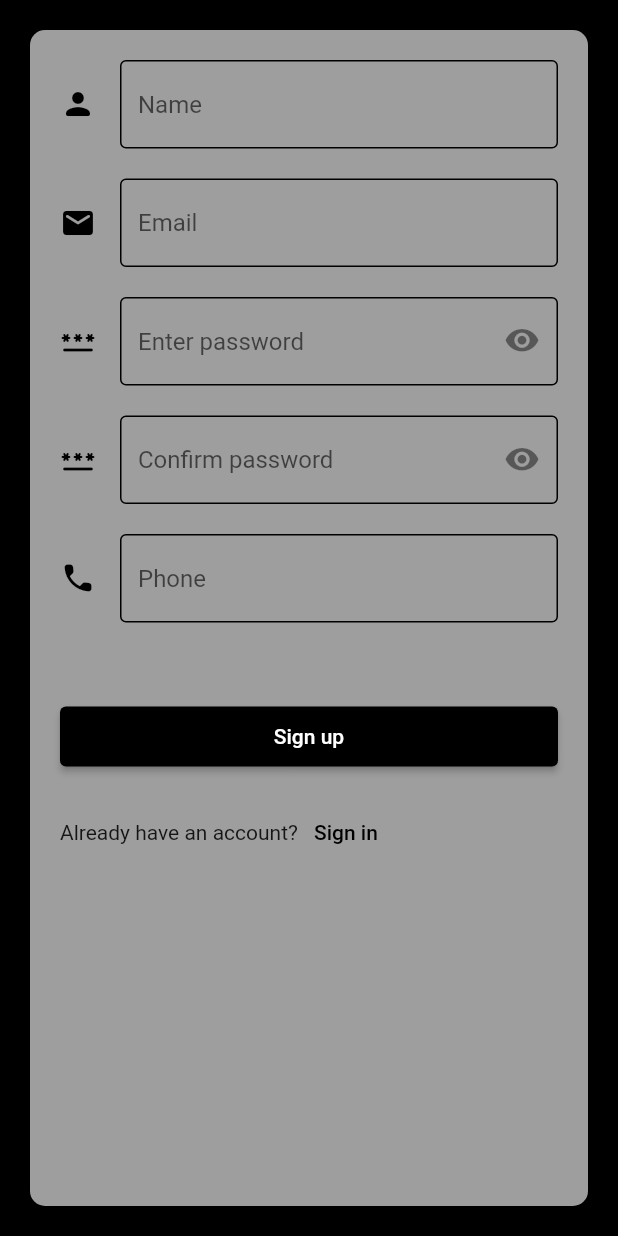
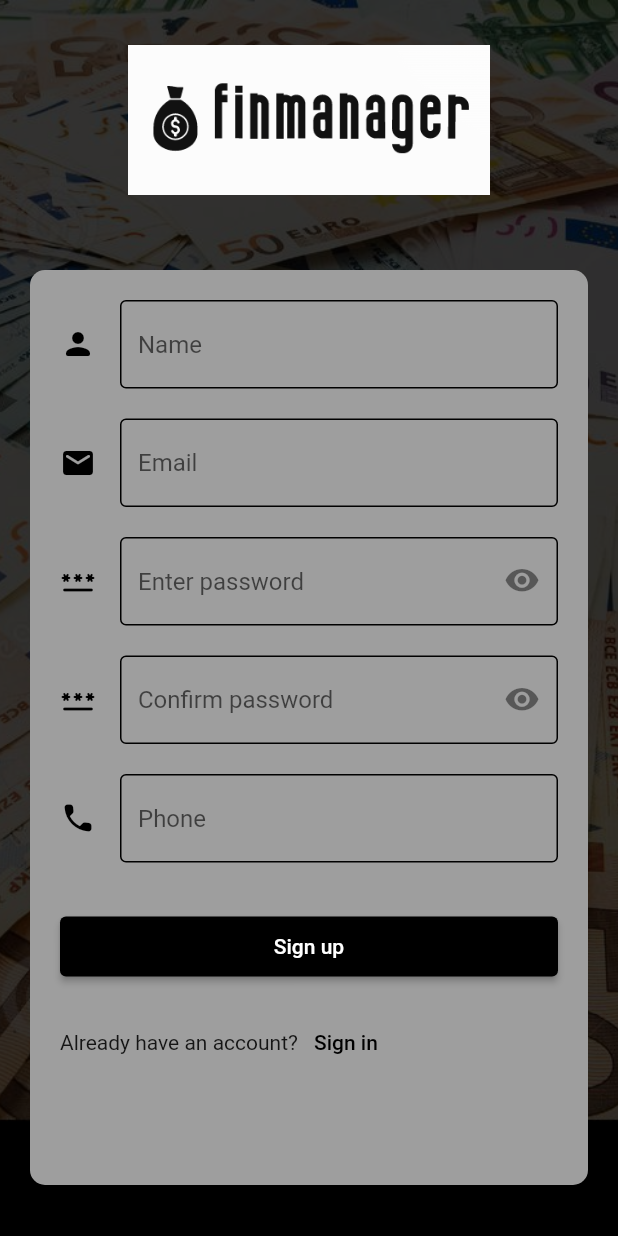
Before and after one commit to Dynu123/WebDevelopmentCA1, a Flutter app: the screen it shows after launch, after a tap on "Login", after a tap on "Sign up", on a phone screen of 412 x 824 dp. Run offline on Flutter 3.47's test engine with Material 2 defaults, Android fonts, the phone set to English and light mode, and no system bars; our stand-ins replace dio; missing offline and left inert: dart:html; accounts and stored records are empty; network calls fail.

Commit message:
added logo

```diff
--- a/lib/ApiCalls/routes.dart
+++ b/lib/ApiCalls/routes.dart
@@ -1,6 +1,6 @@
 class Routes {
-  String baseUrl =
-      "https://finmanager-api-backend-flask.herokuapp.com"; //"http://makeup-api-backend-flask.herokuapp.com";
+  String baseUrl = "http://127.0.0.1:5000";
+      //"https://finmanager-api-backend-flask.herokuapp.com";
 
   String login = "/login";
   String signup = "/signup";
--- a/lib/Screens/screen_add_transaction.dart
+++ b/lib/Screens/screen_add_transaction.dart
@@ -305,7 +305,13 @@ class _ScreenAddTransactionState extends State<ScreenAddTransaction> {
 
   Future<void> updateTransaction(TransactionModel transaction) async {
     TransactionController transController = TransactionController();
+    setState(() {
+      isLoading = !isLoading;
+    });
     var response = await transController.updateTransaction(transaction);
+    setState(() {
+      isLoading = !isLoading;
+    });
     var tranResp = json.decode(response!.body);
 
     if (response.statusCode == 200) {
--- a/lib/Screens/screen_list_expense.dart
+++ b/lib/Screens/screen_list_expense.dart
@@ -61,7 +61,13 @@ class _ScreenListExpenseState extends State<ScreenListExpense> {
                 child: Row(
                   mainAxisAlignment: MainAxisAlignment.spaceBetween,
                   children: [
+                    Row(
+                      children: [
+                    const Image(image: AssetImage('assets/images/logo.jpeg'), height: 100, width: 100,),
+                    const SizedBox(width: 30,),
                     Text("Welcome, ${LoginUserDB.instance.userModel?.name}!"),
+                    ],),
+
                     Row(
                       children: [
                         TextButton(
--- a/lib/Screens/screen_login.dart
+++ b/lib/Screens/screen_login.dart
@@ -29,8 +29,21 @@ class _ScreenLoginState extends State<ScreenLogin> {
     return Scaffold(
         key: _scaffoldKey,
         backgroundColor: Colors.black,
-        body: Center(
-          child: Padding(
+        body: Stack(
+          children: [
+            const SizedBox(height: 30,),
+            Container(decoration: BoxDecoration(image: DecorationImage(image: const AssetImage('assets/images/login-bg.jpeg',),fit: BoxFit.cover, colorFilter:
+      ColorFilter.mode(Colors.black.withOpacity(0.2),
+      BlendMode.dstATop),),),),
+            Center(
+            child: Column(
+              children: [
+                const Padding(
+                  padding: EdgeInsets.all(30.0),
+                  child:  Image(image: AssetImage('assets/images/logo.jpeg'),height: 100),
+                ),
+                const SizedBox(height: 30,),
+                Padding(
                   padding: const EdgeInsets.all(20),
                   child: Container(
                     decoration: const BoxDecoration(
@@ -45,6 +58,7 @@ class _ScreenLoginState extends State<ScreenLogin> {
                         child: Column(
                           crossAxisAlignment: CrossAxisAlignment.start,
                           children: [
+                            const SizedBox(height: 20,),
                             TextFormField(
                               cursorColor: Colors.black,
                               controller: _emailController,
@@ -118,9 +132,6 @@ class _ScreenLoginState extends State<ScreenLogin> {
                                 ),
                               ],
                             ),
-                      const SizedBox(
-                        height: 20,
-                      ),
                             SizedBox(
                                 width: double.infinity,
                                 height: 40,
@@ -165,6 +176,9 @@ class _ScreenLoginState extends State<ScreenLogin> {
                     ),
                   ),
                 ),
+              ],
+            ),
+          ),],
         ));
   }
 
--- a/lib/Screens/screen_myprofile.dart
+++ b/lib/Screens/screen_myprofile.dart
@@ -33,6 +33,14 @@ class _ScreenProfileState extends State<ScreenProfile> {
   @override
   Widget build(BuildContext context) {
     return Scaffold(
+      floatingActionButton: Padding(
+        padding: const EdgeInsets.all(20.0),
+        child:
+        TextButton(onPressed: (){
+          Navigator.of(context).pop();
+        }, child: const Text("Go to home page", style: TextStyle(color: Colors.white,),),),
+      ),
+      floatingActionButtonLocation: FloatingActionButtonLocation.startTop,
       key: _scaffoldKey,
       backgroundColor: Colors.black,
       body: Center(
--- a/lib/Screens/screen_signup.dart
+++ b/lib/Screens/screen_signup.dart
@@ -38,11 +38,23 @@ class _ScreenSignupState extends State<ScreenSignup> {
     return Scaffold(
       key: _scaffoldKey,
       backgroundColor: Colors.black,
-      body: Center(
-        child: Padding(
+      body: Stack(
+        children: [
+          Container(decoration: BoxDecoration(image: DecorationImage(image: const AssetImage('assets/images/login-bg.jpeg',),fit: BoxFit.cover, colorFilter:
+      ColorFilter.mode(Colors.black.withOpacity(0.2),
+      BlendMode.dstATop),),),),
+          Center(
+          child: Column(
+            children: [
+              const Padding(
+                  padding: EdgeInsets.all(30.0),
+                  child:  Image(image: AssetImage('assets/images/logo.jpeg'),height: 100),
+                ),
+              Padding(
                 padding: const EdgeInsets.all(20),
                 child: Container(
                   width: 400,
+                  height: 610,
                   decoration: const BoxDecoration(
                     color: Colors.grey,
                     borderRadius: BorderRadius.all(Radius.circular(10)),
@@ -183,9 +195,6 @@ class _ScreenSignupState extends State<ScreenSignup> {
                             ),
                           ],
                         ),
-                  const SizedBox(
-                    height: 20,
-                  ),
                         SizedBox(
                             width: double.infinity,
                             height: 40,
@@ -214,6 +223,9 @@ class _ScreenSignupState extends State<ScreenSignup> {
                   ),
                 ),
               ),
+            ],
+          ),
+        ),],
       ),
     );
   }
--- a/pubspec.yaml
+++ b/pubspec.yaml
@@ -68,6 +68,8 @@ flutter:
   assets:
     - assets/images/No-Image-Placeholder.png
     - assets/images/avatar.jpeg
+    - assets/images/login-bg.jpeg
+    - assets/images/logo.jpeg
 
   # An image asset can refer to one or more resolution-specific "variants", see
   # https://flutter.dev/assets-and-images/#resolution-aware
```
Also changed, not shown: assets/images/login-bg.jpeg (added), assets/images/logo.jpeg (added). Lines whose indentation alone changed are shown as unchanged.
